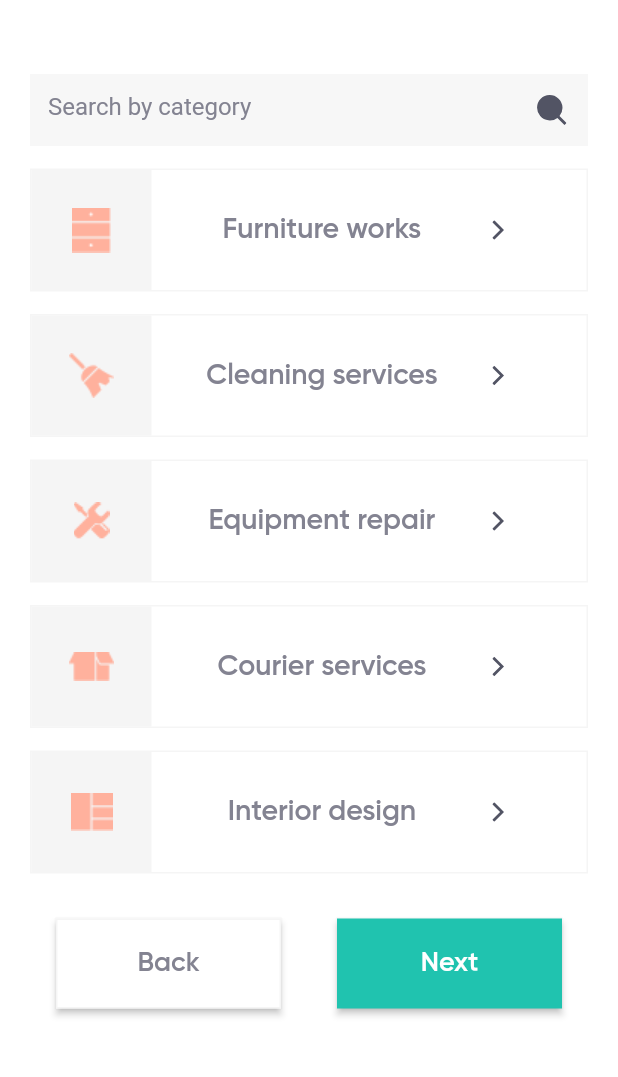
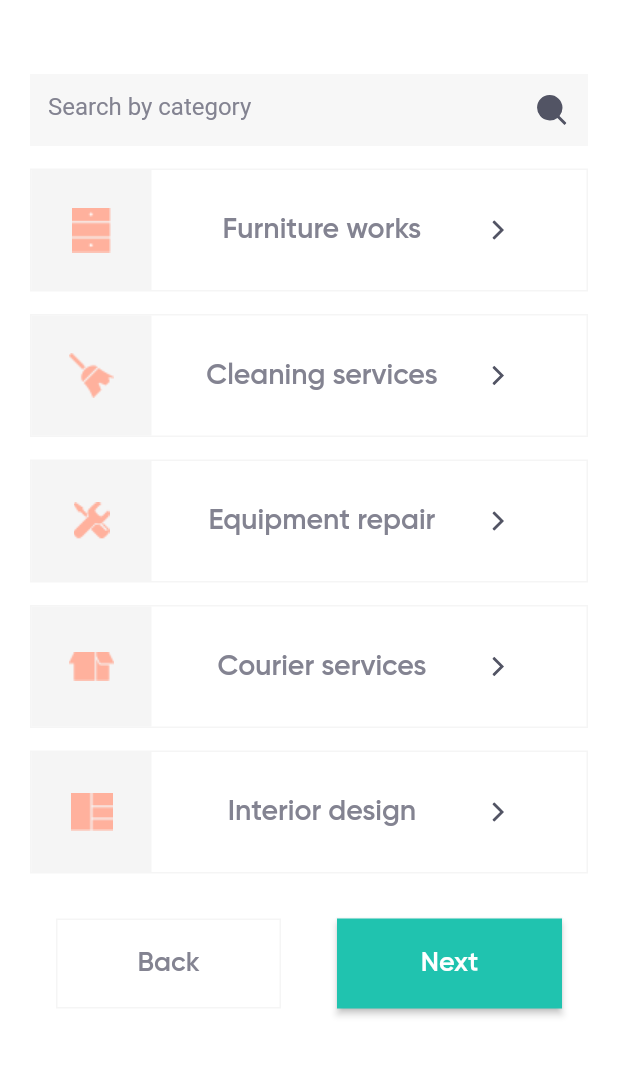
Before and after one commit to ahmedns95/flutter_online_order, a Flutter app: the CategoriesScreen screen opened by its route, on a phone screen of 412 x 824 dp, the part 130-1207 px from its top. Run offline on Flutter 3.47's test engine with Material 2 defaults, Android fonts, the phone set to English and light mode, and no system bars; our stand-ins replace flutter_svg.

Commit message:
prfile_page_added

```diff
--- a/lib/screens/categories_screen.dart
+++ b/lib/screens/categories_screen.dart
@@ -1,5 +1,6 @@
 import 'package:flutter/material.dart';
 import 'package:flutter_svg/flutter_svg.dart';
+import '../widgets/back_and_next_button.dart';
 import '../widgets/reusable_card_categories.dart';
 
 class CategoriesScreen extends StatelessWidget {
@@ -94,56 +95,13 @@ class CategoriesScreen extends StatelessWidget {
             const SizedBox(
               height: 30,
             ),
-            Row(
-              children: <Widget>[
-                const Spacer(),
-                SizedBox(
-                  height: 60,
-                  width: 150,
-                  child: ElevatedButton(
-                    onPressed: () {},
-                    style: ElevatedButton.styleFrom(
-                      side: const BorderSide(
-                        color: Color(0xFFF5F5F5),
-                      ),
-                      shape: const RoundedRectangleBorder(
-                        borderRadius: BorderRadius.all(Radius.zero),
-                      ),
-                      primary: Colors.white,
-                    ),
-                    child: const Text(
-                      'Back',
-                      style: TextStyle(
-                        fontSize: 18,
-                        fontFamily: 'bottomFont',
-                        color: Color(0xFF838391),
-                      ),
-                    ),
-                  ),
-                ),
-                const Spacer(),
-                SizedBox(
-                  height: 60,
-                  width: 150,
-                  child: ElevatedButton(
-                    onPressed: () {
-                      Navigator.pushNamed(context, '/profile');
-                    },
-                    style: ElevatedButton.styleFrom(
-                      shape: const RoundedRectangleBorder(
-                        borderRadius: BorderRadius.all(Radius.zero),
-                      ),
-                      primary: const Color(0xFF20C3AF),
-                    ),
-                    child: const Text(
-                      'Next',
-                      style: TextStyle(fontSize: 18, fontFamily: 'bottomFont'),
-                    ),
-                  ),
-                ),
-                const Spacer(),
-              ],
-            )
+            BackAndNextButton(
+                whiteButton: 'Back',
+                greenButton: 'Next',
+                pressBack: () {},
+                pressNext: () {
+                  Navigator.pushNamed(context, '/profile');
+                }),
           ],
         ),
       ),
--- /dev/null
+++ b/lib/widgets/back_and_next_button.dart
@@ -0,0 +1,66 @@
+import 'package:flutter/material.dart';
+
+class BackAndNextButton extends StatelessWidget {
+  const BackAndNextButton({
+    Key? key,
+    required this.pressBack,
+    required this.pressNext,
+    required this.whiteButton,
+    required this.greenButton,
+  }) : super(key: key);
+  final VoidCallback pressBack, pressNext;
+  final String whiteButton, greenButton;
+  @override
+  Widget build(BuildContext context) {
+    return Row(
+      children: [
+        const Spacer(),
+        SizedBox(
+          height: 60,
+          width: 150,
+          child: ElevatedButton(
+            onPressed: pressBack,
+            style: ElevatedButton.styleFrom(
+              elevation: 0.0,
+              shadowColor: Colors.transparent,
+              side: const BorderSide(
+                color: Color(0xFFF5F5F5),
+              ),
+              shape: const RoundedRectangleBorder(
+                borderRadius: BorderRadius.all(Radius.zero),
+              ),
+              primary: Colors.white,
+            ),
+            child: Text(
+              whiteButton,
+              style: const TextStyle(
+                fontSize: 18,
+                fontFamily: 'bottomFont',
+                color: Color(0xFF838391),
+              ),
+            ),
+          ),
+        ),
+        const Spacer(),
+        SizedBox(
+          height: 60,
+          width: 150,
+          child: ElevatedButton(
+            onPressed: pressNext,
+            style: ElevatedButton.styleFrom(
+              shape: const RoundedRectangleBorder(
+                borderRadius: BorderRadius.all(Radius.zero),
+              ),
+              primary: const Color(0xFF20C3AF),
+            ),
+            child: Text(
+              greenButton,
+              style: const TextStyle(fontSize: 18, fontFamily: 'bottomFont'),
+            ),
+          ),
+        ),
+        const Spacer(),
+      ],
+    );
+  }
+}
```
Also changed, not shown: lib/screens/profile_screen.dart (+101 -1 lines), assets/images/Img_Profile.png (added).
